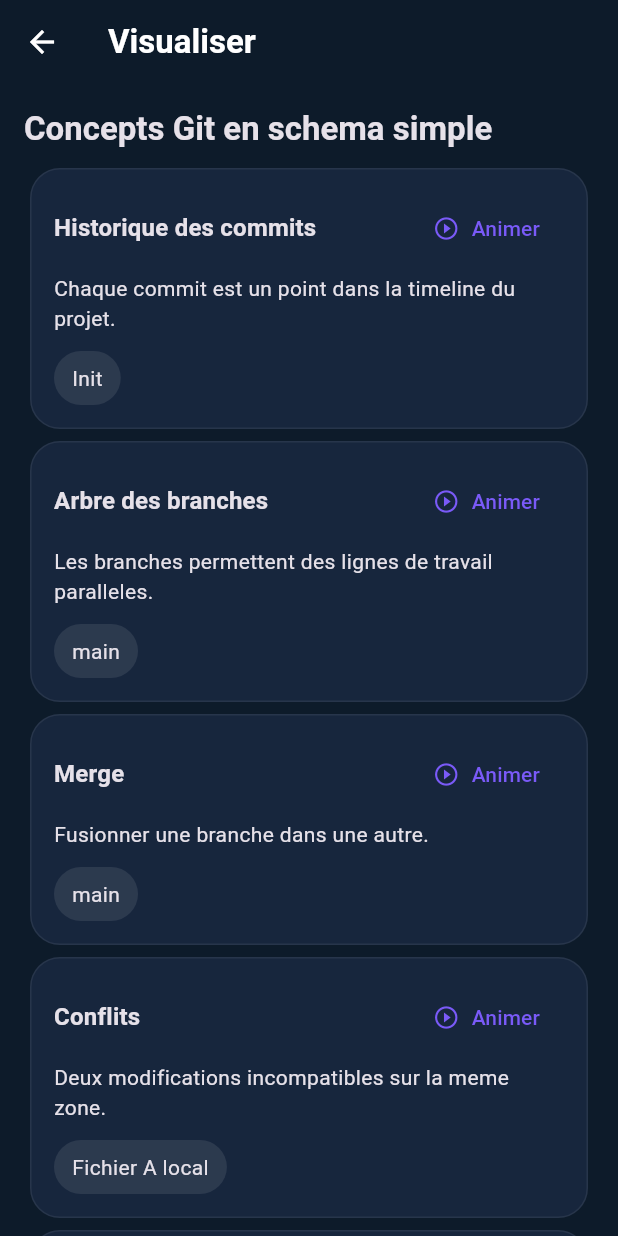
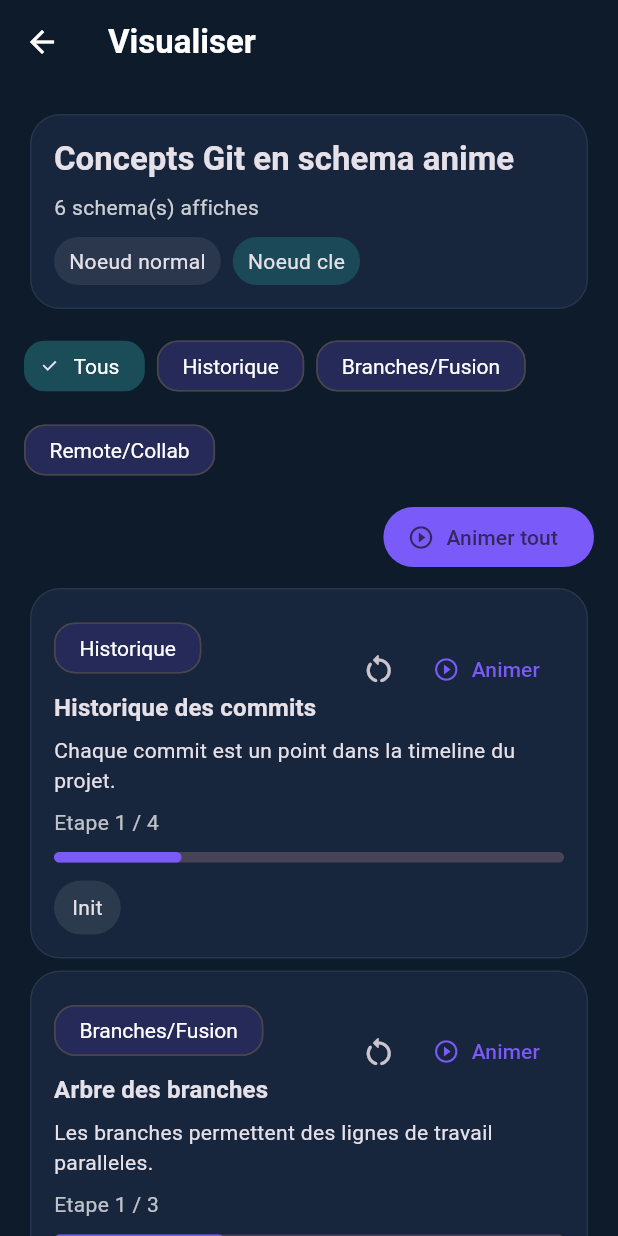
Before and after one commit to stephaneG-frep/git_github_explorer, a Flutter app: the VisualizerScreen screen opened directly, on a phone screen of 412 x 824 dp. Run offline on Flutter 3.47's test engine with Material 3 defaults, Android fonts, the phone set to English and light mode, and no system bars; our stand-ins replace shared_preferences; accounts and stored records are empty.

Commit message:
visualiser

```diff
--- a/lib/screens/visualizer_screen.dart
+++ b/lib/screens/visualizer_screen.dart
@@ -1,24 +1,140 @@
 import 'package:flutter/material.dart';
 
 import '../data/app_data.dart';
+import '../models/visual_concept.dart';
 import '../widgets/section_title.dart';
 import '../widgets/visual_concept_card.dart';
 
-class VisualizerScreen extends StatelessWidget {
+class VisualizerScreen extends StatefulWidget {
   const VisualizerScreen({super.key});
 
   @override
+  State<VisualizerScreen> createState() => _VisualizerScreenState();
+}
+
+class _VisualizerScreenState extends State<VisualizerScreen> {
+  String _filter = 'Tous';
+  int _autoPlaySignal = 0;
+
+  @override
   Widget build(BuildContext context) {
+    final filtered = _filterConcepts(visualConcepts, _filter);
+
     return Scaffold(
       appBar: AppBar(title: const Text('Visualiser')),
       body: ListView(
         padding: const EdgeInsets.all(16),
         children: [
-          const SectionTitle(title: 'Concepts Git en schema simple'),
-          const SizedBox(height: 8),
-          ...visualConcepts.map((concept) => VisualConceptCard(concept: concept)),
+          Card(
+            child: Padding(
+              padding: const EdgeInsets.all(16),
+              child: Column(
+                crossAxisAlignment: CrossAxisAlignment.start,
+                children: [
+                  const SectionTitle(title: 'Concepts Git en schema anime'),
+                  const SizedBox(height: 8),
+                  Text(
+                    '${filtered.length} schema(s) affiches',
+                    style: TextStyle(color: Colors.white.withValues(alpha: 0.78)),
+                  ),
+                  const SizedBox(height: 10),
+                  const _LegendRow(),
+                ],
+              ),
+            ),
+          ),
+          const SizedBox(height: 10),
+          Wrap(
+            spacing: 8,
+            runSpacing: 8,
+            children: ['Tous', 'Historique', 'Branches/Fusion', 'Remote/Collab']
+                .map(
+                  (item) => ChoiceChip(
+                    label: Text(item),
+                    selected: _filter == item,
+                    onSelected: (_) => setState(() => _filter = item),
+                  ),
+                )
+                .toList(),
+          ),
+          const SizedBox(height: 10),
+          Align(
+            alignment: Alignment.centerRight,
+            child: FilledButton.icon(
+              onPressed: () => setState(() => _autoPlaySignal += 1),
+              icon: const Icon(Icons.play_circle_outline),
+              label: const Text('Animer tout'),
+            ),
+          ),
+          const SizedBox(height: 6),
+          ...filtered.map(
+            (concept) => VisualConceptCard(
+              concept: concept,
+              categoryLabel: _categoryLabel(concept),
+              autoPlaySignal: _autoPlaySignal,
+            ),
+          ),
         ],
       ),
     );
   }
+
+  List<VisualConcept> _filterConcepts(List<VisualConcept> source, String filter) {
+    if (filter == 'Tous') {
+      return source;
+    }
+
+    return source.where((concept) {
+      final category = _categoryLabel(concept);
+      return category == filter;
+    }).toList();
+  }
+
+  String _categoryLabel(VisualConcept concept) {
+    final title = concept.title.toLowerCase();
+    if (title.contains('commit') || title.contains('historique')) {
+      return 'Historique';
+    }
+    if (title.contains('branch') || title.contains('merge') || title.contains('conflit')) {
+      return 'Branches/Fusion';
+    }
+    return 'Remote/Collab';
+  }
 }
+
+class _LegendRow extends StatelessWidget {
+  const _LegendRow();
+
+  @override
+  Widget build(BuildContext context) {
+    return Wrap(
+      spacing: 8,
+      runSpacing: 8,
+      children: const [
+        _LegendPill(label: 'Noeud normal', accent: false),
+        _LegendPill(label: 'Noeud cle', accent: true),
+      ],
+    );
+  }
+}
+
+class _LegendPill extends StatelessWidget {
+  const _LegendPill({required this.label, required this.accent});
+
+  final String label;
+  final bool accent;
+
+  @override
+  Widget build(BuildContext context) {
+    return Container(
+      padding: const EdgeInsets.symmetric(horizontal: 10, vertical: 6),
+      decoration: BoxDecoration(
+        color: accent
+            ? Theme.of(context).colorScheme.secondary.withValues(alpha: 0.20)
+            : Colors.white.withValues(alpha: 0.08),
+        borderRadius: BorderRadius.circular(999),
+      ),
+      child: Text(label),
+    );
+  }
+}
--- a/lib/widgets/visual_concept_card.dart
+++ b/lib/widgets/visual_concept_card.dart
@@ -5,9 +5,16 @@ import 'package:flutter/material.dart';
 import '../models/visual_concept.dart';
 
 class VisualConceptCard extends StatefulWidget {
-  const VisualConceptCard({super.key, required this.concept});
+  const VisualConceptCard({
+    super.key,
+    required this.concept,
+    this.categoryLabel,
+    this.autoPlaySignal = 0,
+  });
 
   final VisualConcept concept;
+  final String? categoryLabel;
+  final int autoPlaySignal;
 
   @override
   State<VisualConceptCard> createState() => _VisualConceptCardState();
@@ -24,8 +31,18 @@ class _VisualConceptCardState extends State<VisualConceptCard> {
   }
 
   @override
+  void didUpdateWidget(covariant VisualConceptCard oldWidget) {
+    super.didUpdateWidget(oldWidget);
+    if (widget.autoPlaySignal != oldWidget.autoPlaySignal) {
+      _playAnimation();
+    }
+  }
+
+  @override
   Widget build(BuildContext context) {
     final visibleNodes = widget.concept.nodes.take(_visibleCount).toList();
+    final total = widget.concept.nodes.length;
+    final safeStep = total == 0 ? 0 : _visibleCount.clamp(1, total);
 
     return Card(
       child: Padding(
@@ -36,12 +53,27 @@ class _VisualConceptCardState extends State<VisualConceptCard> {
             Row(
               children: [
                 Expanded(
-                  child: Text(
+                  child: Column(
+                    crossAxisAlignment: CrossAxisAlignment.start,
+                    children: [
+                      if (widget.categoryLabel != null)
+                        Padding(
+                          padding: const EdgeInsets.only(bottom: 4),
+                          child: Chip(label: Text(widget.categoryLabel!)),
+                        ),
+                      Text(
                         widget.concept.title,
                         style: Theme.of(context).textTheme.titleMedium?.copyWith(
                           fontWeight: FontWeight.w700,
                         ),
                       ),
+                    ],
+                  ),
+                ),
+                IconButton(
+                  onPressed: _reset,
+                  tooltip: 'Reset',
+                  icon: const Icon(Icons.restart_alt_rounded),
                 ),
                 TextButton.icon(
                   onPressed: _playAnimation,
@@ -52,6 +84,17 @@ class _VisualConceptCardState extends State<VisualConceptCard> {
             ),
             const SizedBox(height: 6),
             Text(widget.concept.description),
+            const SizedBox(height: 8),
+            Text(
+              'Etape $safeStep / $total',
+              style: TextStyle(color: Colors.white.withValues(alpha: 0.72)),
+            ),
+            const SizedBox(height: 10),
+            LinearProgressIndicator(
+              value: total == 0 ? 0 : _visibleCount / total,
+              minHeight: 7,
+              borderRadius: BorderRadius.circular(99),
+            ),
             const SizedBox(height: 12),
             AnimatedSwitcher(
               duration: const Duration(milliseconds: 300),
@@ -65,13 +108,15 @@ class _VisualConceptCardState extends State<VisualConceptCard> {
                       key: ValueKey('${widget.concept.id}-$i-$_visibleCount'),
                       tween: Tween(begin: 0, end: 1),
                       duration: Duration(milliseconds: 250 + (i * 120)),
-                      builder: (context, value, child) => Opacity(
+                      builder: (context, value, child) {
+                        return Opacity(
                           opacity: value,
                           child: Transform.translate(
                             offset: Offset(0, (1 - value) * 8),
                             child: child,
                           ),
-                      ),
+                        );
+                      },
                       child: _NodePill(
                         label: visibleNodes[i],
                         isKeyNode: i == widget.concept.nodes.length - 1,
@@ -104,6 +149,11 @@ class _VisualConceptCardState extends State<VisualConceptCard> {
       setState(() => _visibleCount += 1);
     });
   }
+
+  void _reset() {
+    _timer?.cancel();
+    setState(() => _visibleCount = 1);
+  }
 }
 
 class _NodePill extends StatelessWidget {
```
Lines whose indentation alone changed are shown as unchanged.
